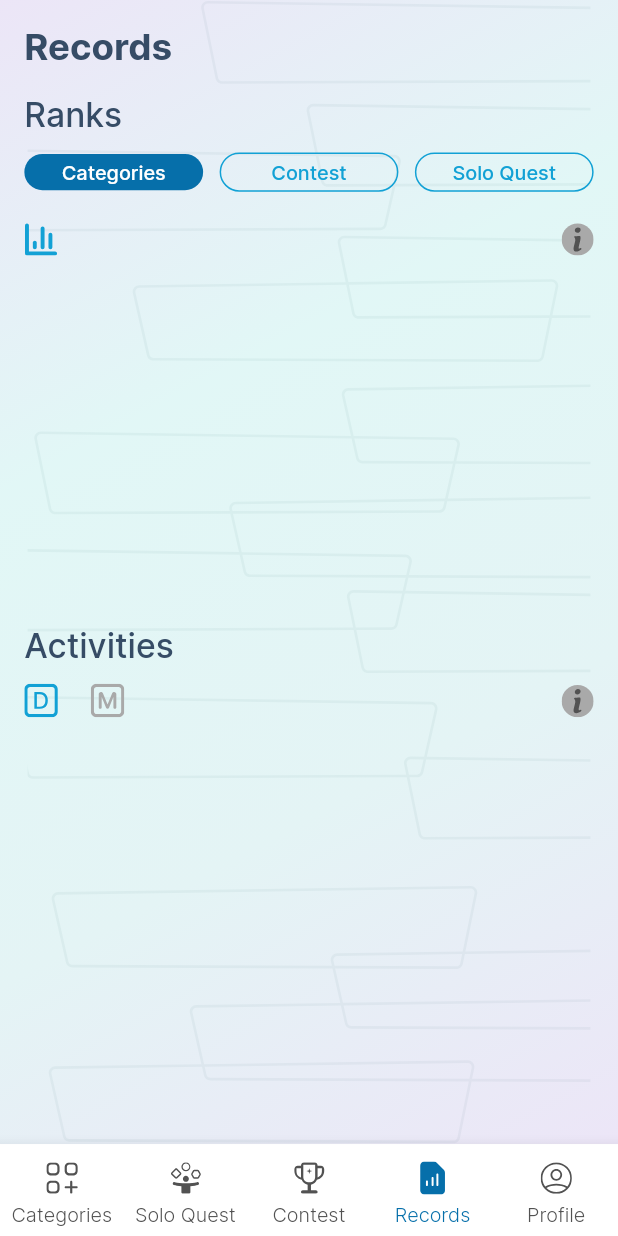
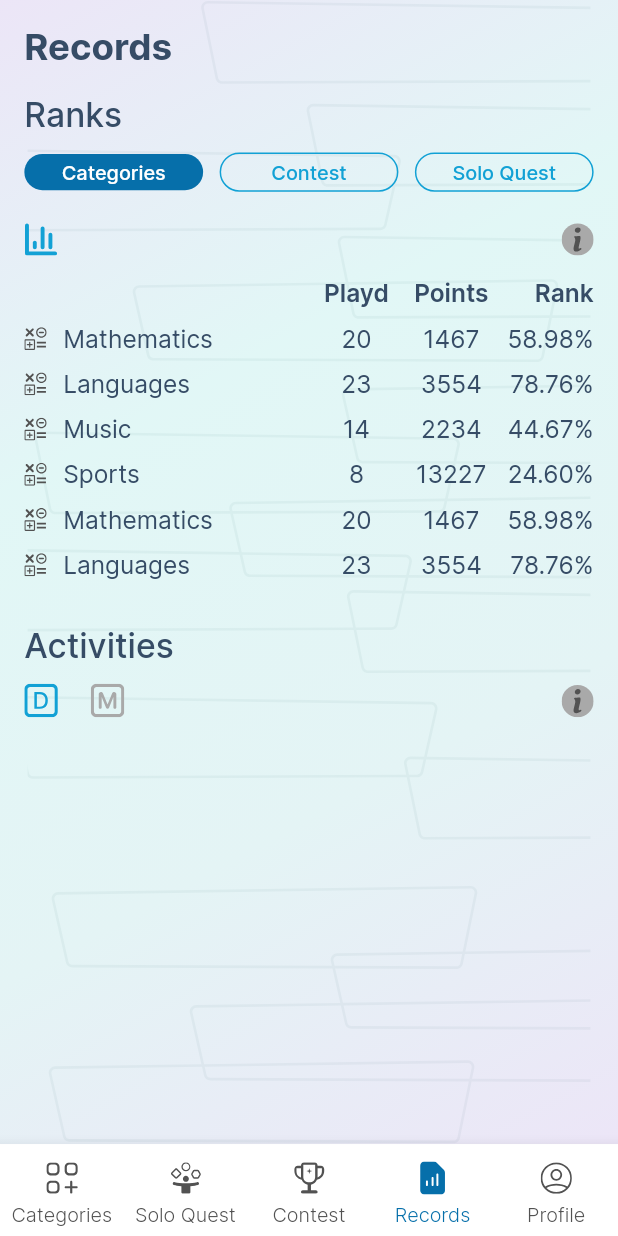
Before and after one commit to lappiahnuamah/Full-Android-Fastlane-Pipeline, a Flutter app: the CustomBottomNav screen opened directly, item 4 of the bottom bar chosen, on a phone screen of 412 x 824 dp. Run offline on Flutter 3.47's test engine with Material 3 defaults, Android fonts, the light colour scheme and no system bars; drawn by our look-alikes of overlay_support; our stand-ins replace connectivity_plus, device_info_plus, dio, equatable, firebase_core, firebase_messaging and 9 more; missing offline and left inert: flame_audio, libphonenumber_plugin; accounts and stored records are empty; network calls fail; project files that could hold a hidden picture were left out.

Commit message:
record ranks

```diff
--- a/lib/functions/categories/categories_functions.dart
+++ b/lib/functions/categories/categories_functions.dart
@@ -38,7 +38,7 @@ class CategoryFunctions {
         for (var item in responseModel.results ?? []) {
           categories.add(CategoryModel.fromJson(item));
         }
-        categoryProvider.addCategories(categories);
+        categoryProvider.setCategories(categories);
         if (nextUrl == null) {
           //Save to shared preference
           SharedPreferencesHelper.setObjectList(
--- a/lib/screens/records/components/record_rank_header.dart
+++ b/lib/screens/records/components/record_rank_header.dart
@@ -1,5 +1,4 @@
 import 'package:flutter/material.dart';
-import 'package:flutter_svg/flutter_svg.dart';
 import 'package:savyminds/constants.dart';
 import 'package:savyminds/resources/app_colors.dart';
 import 'package:savyminds/utils/func.dart';
--- a/lib/screens/records/record_ranks.dart
+++ b/lib/screens/records/record_ranks.dart
@@ -1,8 +1,8 @@
 import 'package:flutter/material.dart';
 import 'package:flutter_svg/svg.dart';
 import 'package:savyminds/constants.dart';
+import 'package:savyminds/resources/app_colors.dart';
 import 'package:savyminds/screens/records/components/record_rank_header.dart';
-import 'package:savyminds/screens/solo_quest/solo_quest.dart';
 import 'package:savyminds/utils/func.dart';
 import 'package:savyminds/widgets/custom_text.dart';
 
@@ -32,6 +32,8 @@ class _RecordRanksState extends State<RecordRanks> {
           fontSize: getFontSize(22, size),
         ),
         SizedBox(height: d.pSH(12)),
+
+        //Categories,Contest,Solo quest
         Row(
           children: [
             ...List.generate(
@@ -74,8 +76,173 @@ class _RecordRanksState extends State<RecordRanks> {
               ),
             )
           ],
+        ),
+        SizedBox(height: d.pSH(15)),
+
+        ////
+        Expanded(
+          child: Column(
+            children: [
+              CategoryRankTableHeader(size: size),
+              SizedBox(height: d.pSH(10)),
+
+              //Categories
+              Expanded(
+                child: SingleChildScrollView(
+                  child: Column(
+                    children: [
+                      ...List.generate(
+                          10,
+                          (index) => Padding(
+                                padding: EdgeInsets.only(bottom: d.pSH(10.0)),
+                                child: categoryRankList[index % 4],
+                              )),
+                    ],
+                  ),
+                ),
+              )
+            ],
+          ),
         )
       ],
     );
   }
 }
+
+class CategoryRankTableHeader extends StatelessWidget {
+  const CategoryRankTableHeader({
+    super.key,
+    required this.size,
+  });
+
+  final Size size;
+
+  @override
+  Widget build(BuildContext context) {
+    return Row(children: [
+      Expanded(
+        flex: 3,
+        child: SizedBox(height: d.pSH(15)),
+      ),
+      Expanded(
+        child: CustomText(
+          label: "Playd",
+          fontSize: getFontSize(16, size),
+          textAlign: TextAlign.center,
+          fontWeight: FontWeight.w600,
+        ),
+      ),
+      Expanded(
+        child: CustomText(
+          label: "Points",
+          fontSize: getFontSize(16, size),
+          textAlign: TextAlign.center,
+          fontWeight: FontWeight.w600,
+        ),
+      ),
+      Expanded(
+        child: CustomText(
+          label: "Rank",
+          fontSize: getFontSize(16, size),
+          textAlign: TextAlign.end,
+          fontWeight: FontWeight.w600,
+        ),
+      ),
+    ]);
+  }
+}
+
+class CustomRankRow extends StatelessWidget {
+  const CustomRankRow(
+      {super.key,
+      required this.rank,
+      required this.name,
+      required this.points,
+      required this.gamesPlayed});
+  final String rank;
+  final String name;
+  final String points;
+  final String gamesPlayed;
+
+  @override
+  Widget build(BuildContext context) {
+    Size size = MediaQuery.of(context).size;
+
+    return Row(
+      children: [
+        Expanded(
+          flex: 3,
+          child: Row(
+            children: [
+              SvgPicture.asset(
+                'assets/icons/math.svg',
+                height: d.pSH(15),
+                colorFilter: const ColorFilter.mode(
+                    AppColors.hintTextBlack, BlendMode.srcIn),
+              ),
+              SizedBox(width: d.pSW(10)),
+              Expanded(
+                child: CustomText(
+                  label: name,
+                  fontSize: getFontSize(16, size),
+                  fontWeight: FontWeight.w400,
+                ),
+              ),
+            ],
+          ),
+        ),
+        Expanded(
+          child: CustomText(
+            label: gamesPlayed,
+            fontSize: getFontSize(16, size),
+            textAlign: TextAlign.center,
+            fontWeight: FontWeight.w400,
+          ),
+        ),
+        Expanded(
+          child: CustomText(
+            label: points,
+            fontSize: getFontSize(16, size),
+            textAlign: TextAlign.center,
+            fontWeight: FontWeight.w400,
+          ),
+        ),
+        Expanded(
+          child: CustomText(
+            label: rank,
+            fontSize: getFontSize(16, size),
+            textAlign: TextAlign.end,
+            fontWeight: FontWeight.w400,
+          ),
+        ),
+      ],
+    );
+  }
+}
+
+List categoryRankList = const [
+  CustomRankRow(
+    rank: '58.98%',
+    name: 'Mathematics',
+    points: '1467',
+    gamesPlayed: '20',
+  ),
+  CustomRankRow(
+    rank: '78.76%',
+    name: 'Languages',
+    points: '3554',
+    gamesPlayed: '23',
+  ),
+  CustomRankRow(
+    rank: '44.67%',
+    name: 'Music',
+    points: '2234',
+    gamesPlayed: '14',
+  ),
+  CustomRankRow(
+    rank: '24.60%',
+    name: 'Sports',
+    points: '13227',
+    gamesPlayed: '8',
+  ),
+];
```
